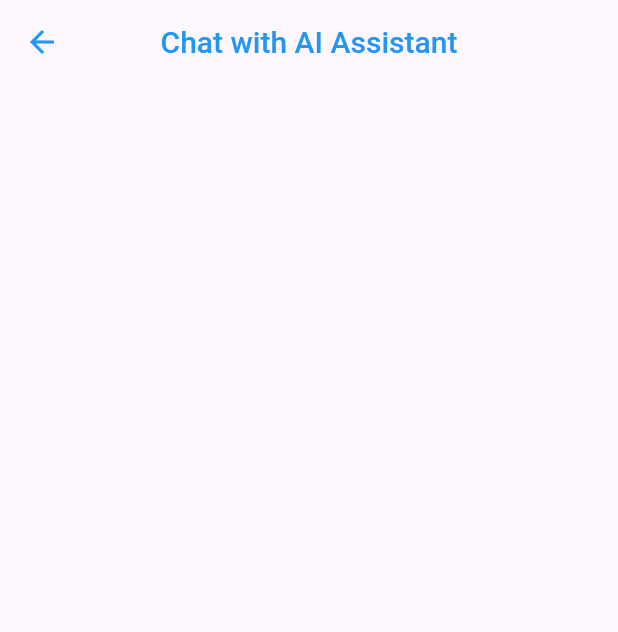
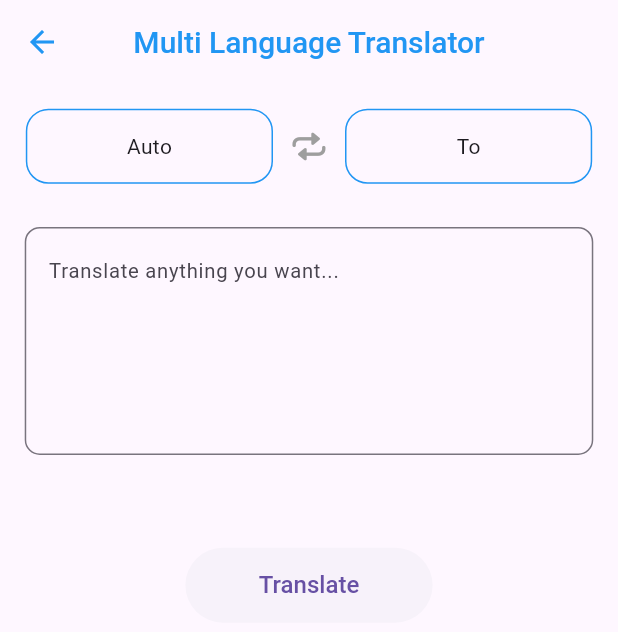
Before and after one commit to azzamaddouri/ai_assistant_using_gemini, a Flutter app: the TranslatorFeature screen opened directly, on a phone screen of 412 x 824 dp. Shown: the top 632 px of the screen. Run offline on Flutter 3.47's test engine with Material 3 defaults, Android fonts, the phone set to English and light mode, and no system bars; our stand-ins replace flutter_animate, flutter_spinkit, get, hive_flutter, image_picker, lottie; accounts and stored records are empty; project files that could hold a hidden picture were left out.

Commit message:
Multi Language Translator Implemented !

```diff
--- /dev/null
+++ b/lib/controller/translate_controller.dart
@@ -0,0 +1,229 @@
+import 'package:ai_assistant/controller/image_controller.dart';
+import 'package:ai_assistant/helper/custom_dialog.dart';
+import 'package:flutter/material.dart';
+import 'package:get/get.dart';
+
+import '../apis/apis.dart';
+
+class TranslateController extends GetxController {
+  final textC = TextEditingController();
+  final resultC = TextEditingController();
+
+  final from = ''.obs, to = ''.obs;
+
+  final status = Status.none.obs;
+
+  final lang = const [
+    "Afar",
+    "Abkhazian",
+    "Avestan",
+    "Afrikaans",
+    "Akan",
+    "Amharic",
+    "Aragonese",
+    "Arabic",
+    "Assamese",
+    "Avaric",
+    "Aymara",
+    "Azerbaijani",
+    "Bashkir",
+    "Belarusian",
+    "Bulgarian",
+    "Bihari languages",
+    "Bislama",
+    "Bambara",
+    "Bengali",
+    "Tibetan",
+    "Breton",
+    "Bosnian",
+    "Catalan",
+    "Chechen",
+    "Chamorro",
+    "Corsican",
+    "Cree",
+    "Czech",
+    "Church Slavic",
+    "Chuvash",
+    "Welsh",
+    "Danish",
+    "German",
+    "Maldivian",
+    "Dzongkha",
+    "Ewe",
+    "Greek",
+    "English",
+    "Esperanto",
+    "Spanish",
+    "Estonian",
+    "Basque",
+    "Persian",
+    "Fulah",
+    "Finnish",
+    "Fijian",
+    "Faroese",
+    "French",
+    "Western Frisian",
+    "Irish",
+    "Gaelic",
+    "Galician",
+    "Guarani",
+    "Gujarati",
+    "Manx",
+    "Hausa",
+    "Hebrew",
+    "Hindi",
+    "Hiri Motu",
+    "Croatian",
+    "Haitian",
+    "Hungarian",
+    "Armenian",
+    "Herero",
+    "Interlingua",
+    "Indonesian",
+    "Interlingue",
+    "Igbo",
+    "Sichuan Yi",
+    "Inupiaq",
+    "Ido",
+    "Icelandic",
+    "Italian",
+    "Inuktitut",
+    "Japanese",
+    "Javanese",
+    "Georgian",
+    "Kongo",
+    "Kikuyu",
+    "Kuanyama",
+    "Kazakh",
+    "Kalaallisut",
+    "Central Khmer",
+    "Kannada",
+    "Korean",
+    "Kanuri",
+    "Kashmiri",
+    "Kurdish",
+    "Komi",
+    "Cornish",
+    "Kirghiz",
+    "Latin",
+    "Luxembourgish",
+    "Ganda",
+    "Limburgan",
+    "Lingala",
+    "Lao",
+    "Lithuanian",
+    "Luba-Katanga",
+    "Latvian",
+    "Malagasy",
+    "Marshallese",
+    "Maori",
+    "Macedonian",
+    "Malayalam",
+    "Mongolian",
+    "Marathi",
+    "Malay",
+    "Maltese",
+    "Burmese",
+    "Nauru",
+    "Norwegian",
+    "North Ndebele",
+    "Nepali",
+    "Ndonga",
+    "Dutch",
+    "South Ndebele",
+    "Navajo",
+    "Chichewa",
+    "Occitan",
+    "Ojibwa",
+    "Oromo",
+    "Oriya",
+    "Ossetic",
+    "Panjabi",
+    "Pali",
+    "Polish",
+    "Pushto",
+    "Portuguese",
+    "Quechua",
+    "Romansh",
+    "Rundi",
+    "Romanian",
+    "Russian",
+    "Kinyarwanda",
+    "Sanskrit",
+    "Sardinian",
+    "Sindhi",
+    "Northern Sami",
+    "Sango",
+    "Sinhala",
+    "Slovak",
+    "Slovenian",
+    "Samoan",
+    "Shona",
+    "Somali",
+    "Albanian",
+    "Serbian",
+    "Swati",
+    "Sotho, Southern",
+    "Sundanese",
+    "Swedish",
+    "Swahili",
+    "Tamil",
+    "Telugu",
+    "Tajik",
+    "Thai",
+    "Tigrinya",
+    "Turkmen",
+    "Tagalog",
+    "Tswana",
+    "Tonga",
+    "Turkish",
+    "Tsonga",
+    "Tatar",
+    "Twi",
+    "Tahitian",
+    "Uighur",
+    "Ukrainian",
+    "Urdu",
+    "Uzbek",
+    "Venda",
+    "Vietnamese",
+    "Volapük",
+    "Walloon",
+    "Wolof",
+    "Xhosa",
+    "Yiddish",
+    "Yoruba",
+    "Zhuang",
+    "Chinese",
+    "Zulu"
+  ];
+
+  Future<void> translate() async {
+    if (textC.text.trim().isNotEmpty && to.isNotEmpty) {
+      status.value = Status.loading;
+      String prompt = "";
+      if (from.isNotEmpty) {
+        prompt =
+            'Can you translate given text from ${from.value} to ${to.value}:\n${textC.text}';
+      } else {
+        prompt = 'Can you translate given text to ${to.value}:\n${textC.text}';
+      }
+
+      final res = await APIs.getTextAnswer(prompt);
+      resultC.text = res;
+      status.value = Status.complete;
+    } else {
+      status.value = Status.none;
+      if (to.isEmpty) CustomDialog.info('Select To Language!');
+      if (textC.text.isEmpty) CustomDialog.info('Type Smething to Translate!');
+    }
+  }
+
+  void swapLanguages() {
+    if (to.isNotEmpty && from.isNotEmpty) {
+      final t = to.value;
+      to.value = from.value;
+      from.value = t;
+    }
+  }
+}
--- a/lib/screen/features/translator_feature.dart
+++ b/lib/screen/features/translator_feature.dart
@@ -1,4 +1,13 @@
+import 'package:ai_assistant/widget/custom_btn.dart';
+import 'package:ai_assistant/widget/language_sheet.dart';
+import 'package:flutter/cupertino.dart';
 import 'package:flutter/material.dart';
+import 'package:get/get.dart';
+
+import '../../controller/image_controller.dart';
+import '../../controller/translate_controller.dart';
+import '../../helper/global.dart';
+import '../../widget/custom_loading.dart';
 
 class TranslatorFeature extends StatefulWidget {
   const TranslatorFeature({super.key});
@@ -8,15 +17,103 @@ class TranslatorFeature extends StatefulWidget {
 }
 
 class _TranslatorFeatureState extends State<TranslatorFeature> {
+  final _c = TranslateController();
+
   @override
   Widget build(BuildContext context) {
     return Scaffold(
       appBar: AppBar(
-        title: const Text('Chat with AI Assistant'),
+        title: const Text('Multi Language Translator'),
       ),
-      body: ListView(children: [
-
-      ],),
+      body: ListView(
+        physics: const BouncingScrollPhysics(),
+        padding: EdgeInsets.only(
+          top: mq.height * .02,
+          bottom: mq.height * .1,
+        ),
+        children: [
+          Row(
+            mainAxisAlignment: MainAxisAlignment.center,
+            children: [
+              InkWell(
+                onTap: () => Get.bottomSheet(LanguageSheet(c: _c, s: _c.from)),
+                borderRadius: const BorderRadius.all(Radius.circular(15)),
+                child: Container(
+                  height: 50,
+                  width: mq.width * .4,
+                  alignment: Alignment.center,
+                  decoration: BoxDecoration(
+                      border: Border.all(color: Colors.blue),
+                      borderRadius:
+                          const BorderRadius.all(Radius.circular(15))),
+                  child:
+                      Obx(() => Text(_c.from.isEmpty ? 'Auto' : _c.from.value)),
+                ),
+              ),
+              Obx(
+                () => IconButton(
+                    onPressed: _c.swapLanguages,
+                    icon: Icon(
+                      CupertinoIcons.repeat,
+                      color: _c.to.isNotEmpty && _c.from.isNotEmpty
+                          ? Colors.blue
+                          : Colors.grey,
+                    )),
+              ),
+              InkWell(
+                onTap: () => Get.bottomSheet(LanguageSheet(c: _c, s: _c.to)),
+                borderRadius: const BorderRadius.all(Radius.circular(15)),
+                child: Container(
+                  height: 50,
+                  width: mq.width * .4,
+                  alignment: Alignment.center,
+                  decoration: BoxDecoration(
+                      border: Border.all(color: Colors.blue),
+                      borderRadius:
+                          const BorderRadius.all(Radius.circular(15))),
+                  child: Obx(() => Text(_c.to.isEmpty ? 'To' : _c.to.value)),
+                ),
+              )
+            ],
+          ),
+          Padding(
+            padding: EdgeInsets.symmetric(
+                horizontal: mq.width * .04, vertical: mq.height * .035),
+            child: TextFormField(
+              controller: _c.textC,
+              minLines: 5,
+              maxLines: null,
+              onTapOutside: (e) => FocusScope.of(context).unfocus(),
+              decoration: const InputDecoration(
+                  hintText: 'Translate anything you want...',
+                  hintStyle: TextStyle(fontSize: 13.5),
+                  border: OutlineInputBorder(
+                      borderRadius: BorderRadius.all(Radius.circular(10)))),
+            ),
+          ),
+          Obx(() => _translateResult()),
+          SizedBox(
+            height: mq.height * .04,
+          ),
+          Align(child: CustomBtn(onTap: _c.translate, text: 'Translate'))
+        ],
+      ),
     );
   }
+
+  Widget _translateResult() => switch (_c.status.value) {
+        Status.none => const SizedBox(),
+        Status.complete => Padding(
+            padding: EdgeInsets.symmetric(horizontal: mq.width * .04),
+            child: TextFormField(
+              controller: _c.resultC,
+              maxLines: null,
+              onTapOutside: (e) => FocusScope.of(context).unfocus(),
+              decoration: const InputDecoration(
+                  border: OutlineInputBorder(
+                      borderRadius: BorderRadius.all(Radius.circular(10)))),
+            ),
+          ),
+        Status.loading => const Align(child: CustomLoading())
+      };
 }
--- /dev/null
+++ b/lib/widget/language_sheet.dart
@@ -0,0 +1,80 @@
+import 'package:ai_assistant/controller/translate_controller.dart';
+import 'package:flutter/material.dart';
+import 'package:get/get.dart';
+
+import '../helper/global.dart';
+
+class LanguageSheet extends StatefulWidget {
+  final TranslateController c;
+  final RxString s;
+
+  const LanguageSheet({super.key, required this.c, required this.s});
+
+  @override
+  State<LanguageSheet> createState() => _LanguageSheetState();
+}
+
+class _LanguageSheetState extends State<LanguageSheet> {
+  final _search = "".obs;
+
+  @override
+  Widget build(BuildContext context) {
+    return Container(
+      height: mq.height * .5,
+      padding: EdgeInsets.only(
+          left: mq.width * .04, right: mq.width * .04, top: mq.height * .02),
+      decoration: const BoxDecoration(
+          color: Colors.white,
+          borderRadius: BorderRadius.only(
+              topLeft: Radius.circular(15), topRight: Radius.circular(15))),
+      child: Column(
+        children: [
+          Padding(
+            padding:
+                EdgeInsets.only(left: mq.width * .04, top: mq.height * .02),
+            child: TextFormField(
+              onChanged: (s) => {_search.value = s.toLowerCase()},
+              onTapOutside: (e) => FocusScope.of(context).unfocus(),
+              decoration: const InputDecoration(
+                  prefixIcon: Icon(
+                    Icons.translate_rounded,
+                    color: Colors.blue,
+                  ),
+                  hintText: 'Search Language...',
+                  hintStyle: TextStyle(fontSize: 14),
+                  border: OutlineInputBorder(
+                      borderRadius: BorderRadius.all(Radius.circular(10)))),
+            ),
+          ),
+          Obx(
+            () {
+              final List<String> list = _search.isEmpty
+                  ? widget.c.lang
+                  : widget.c.lang
+                      .where((e) => e.toLowerCase().contains(_search.value))
+                      .toList();
+              return Expanded(
+                child: ListView.builder(
+                    physics: const BouncingScrollPhysics(),
+                    itemCount: list.length,
+                    padding: EdgeInsets.only(top: mq.height * .02, left: 6),
+                    itemBuilder: (ctx, i) {
+                      return InkWell(
+                        onTap: () {
+                          widget.s.value = list[i];
+                          Get.back();
+                        },
+                        child: Padding(
+                          padding: EdgeInsets.only(bottom: mq.height * .02),
+                          child: Text(list[i]),
+                        ),
+                      );
+                    }),
+              );
+            },
+          )
+        ],
+      ),
+    );
+  }
+}
```
